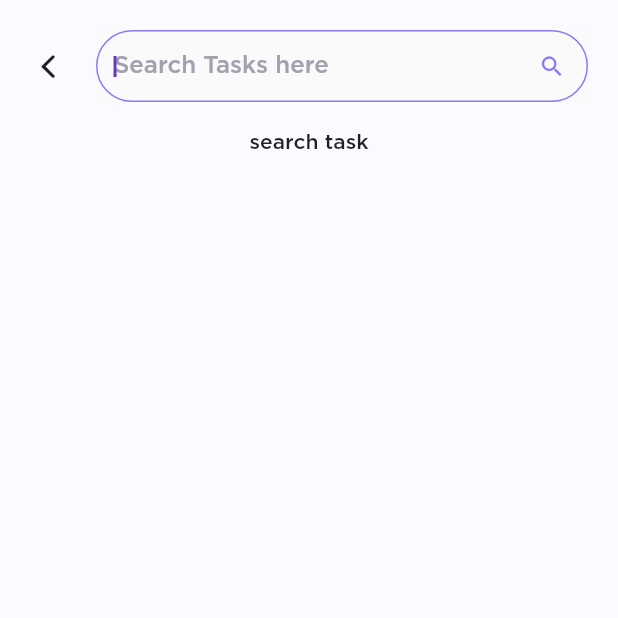
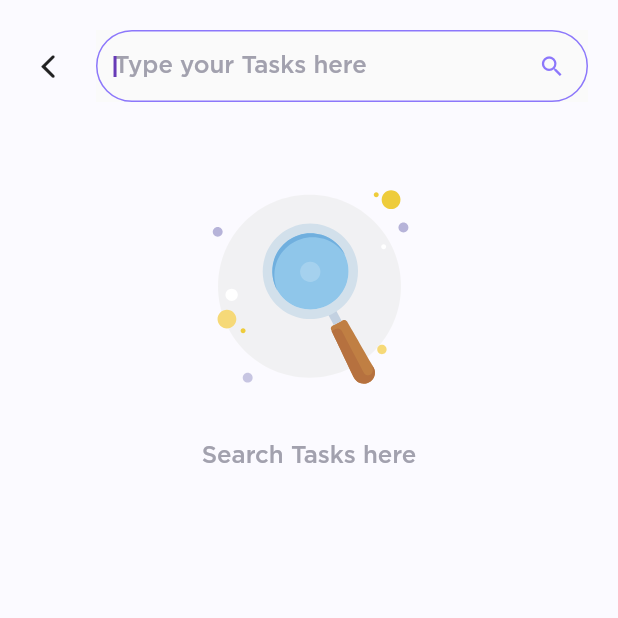
Before and after one commit to Adithya-13/Flutask, a Flutter app: the SearchPage screen opened directly, on a phone screen of 412 x 824 dp, the top half of it. Run offline on Flutter 3.47's test engine with Material 2 defaults, Android fonts, the phone set to English and light mode, and no system bars; drawn by our look-alikes of lottie; our stand-ins replace auto_size_text, bloc, carousel_slider, equatable, flutter_bloc, flutter_svg and 6 more; missing offline and left inert: flutter_color; accounts and stored records are empty; generated files the repository leaves out were written again.

Commit message:
add lottie search

```diff
--- a/lib/presentation/pages/search_page.dart
+++ b/lib/presentation/pages/search_page.dart
@@ -70,7 +70,7 @@ class _SearchPageState extends State<SearchPage> {
                       Icons.search_outlined,
                       color: AppTheme.cornflowerBlue,
                     ),
-                    hintText: 'Search Tasks here',
+                    hintText: 'Type your Tasks here',
                   ),
                   onChanged: (value) {
                     if(value.isNotEmpty){
@@ -95,7 +95,7 @@ class _SearchPageState extends State<SearchPage> {
       child: BlocBuilder<SearchBloc, SearchState>(
         builder: (context, state) {
           if(state is SearchInitial){
-            return Container(child: Text("search task"),);
+            return SearchWidget();
           } else if (state is SearchStream) {
             final entity = state.entity;
             return StreamBuilder<TaskWithCategoryEntity>(
--- a/lib/presentation/utils/constants.dart
+++ b/lib/presentation/utils/constants.dart
@@ -33,6 +33,7 @@ class Resources {
   static const String loading = 'assets/lottie/loading.json';
   static const String empty = 'assets/lottie/empty.json';
   static const String error = 'assets/lottie/error.json';
+  static const String search = 'assets/lottie/search.json';
 }
 
 class Keys {
--- a/lib/presentation/widgets/state_widgets.dart
+++ b/lib/presentation/widgets/state_widgets.dart
@@ -53,3 +53,26 @@ class FailureWidget extends StatelessWidget {
     );
   }
 }
+
+class SearchWidget extends StatelessWidget {
+
+  const SearchWidget({Key? key}) : super(key: key);
+
+  @override
+  Widget build(BuildContext context) {
+    return Container(
+      height: MediaQuery.of(context).size.height * 0.3,
+      child: Center(
+        child: Column(
+          mainAxisSize: MainAxisSize.min,
+          children: [
+            LottieBuilder.asset(Resources.search,
+                height: MediaQuery.of(context).size.height * 0.2),
+            SizedBox(height: 20),
+            Text("Search Tasks here", style: AppTheme.text1),
+          ],
+        ),
+      ),
+    );
+  }
+}
```
Also changed, not shown: assets/lottie/search.json (added, +1 -0 lines).
